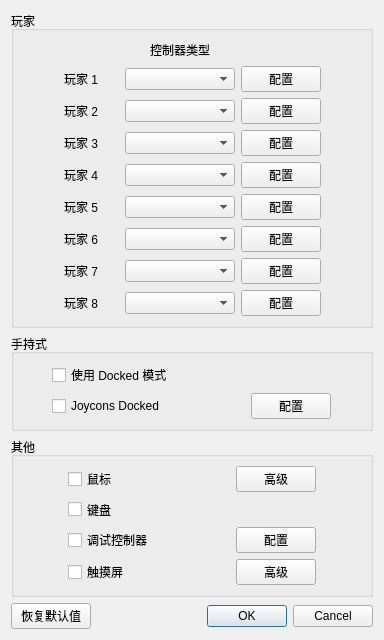
First picture: the form in src/yuzu/configuration/configure_input.ui, repository formylover/yuzu-early-access, before the edit.
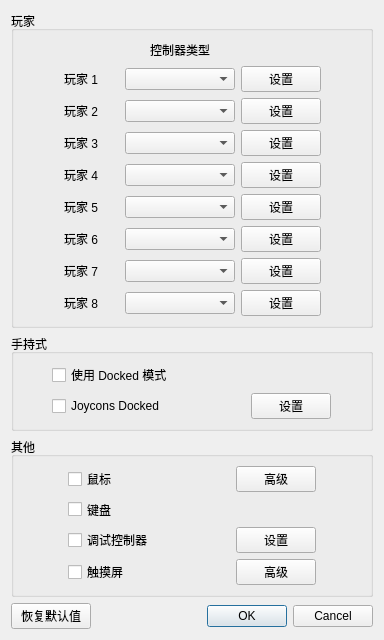
Second picture: the form after the edit.

Patch:
```diff
--- a/src/yuzu/configuration/configure_input.ui
+++ b/src/yuzu/configuration/configure_input.ui
@@ -35,7 +35,7 @@
         <item row="1" column="3">
          <widget class="QPushButton" name="player1_configure">
           <property name="text">
-           <string>配置</string>
+           <string>设置</string>
           </property>
          </widget>
         </item>
@@ -122,49 +122,49 @@
         <item row="2" column="3">
          <widget class="QPushButton" name="player2_configure">
           <property name="text">
-           <string>配置</string>
+           <string>设置</string>
           </property>
          </widget>
         </item>
         <item row="3" column="3">
          <widget class="QPushButton" name="player3_configure">
           <property name="text">
-           <string>配置</string>
+           <string>设置</string>
           </property>
          </widget>
         </item>
         <item row="4" column="3">
          <widget class="QPushButton" name="player4_configure">
           <property name="text">
-           <string>配置</string>
+           <string>设置</string>
           </property>
          </widget>
         </item>
         <item row="5" column="3">
          <widget class="QPushButton" name="player5_configure">
           <property name="text">
-           <string>配置</string>
+           <string>设置</string>
           </property>
          </widget>
         </item>
         <item row="6" column="3">
          <widget class="QPushButton" name="player6_configure">
           <property name="text">
-           <string>配置</string>
+           <string>设置</string>
           </property>
          </widget>
         </item>
         <item row="7" column="3">
          <widget class="QPushButton" name="player7_configure">
           <property name="text">
-           <string>配置</string>
+           <string>设置</string>
           </property>
          </widget>
         </item>
         <item row="8" column="3">
          <widget class="QPushButton" name="player8_configure">
           <property name="text">
-           <string>配置</string>
+           <string>设置</string>
           </property>
          </widget>
         </item>
@@ -297,7 +297,7 @@
         <item row="1" column="3">
          <widget class="QPushButton" name="handheld_configure">
           <property name="text">
-           <string>配置</string>
+           <string>设置</string>
           </property>
          </widget>
         </item>
@@ -429,7 +429,7 @@
         <item row="2" column="3">
          <widget class="QPushButton" name="debug_configure">
           <property name="text">
-           <string>配置</string>
+           <string>设置</string>
           </property>
          </widget>
         </item>
```
